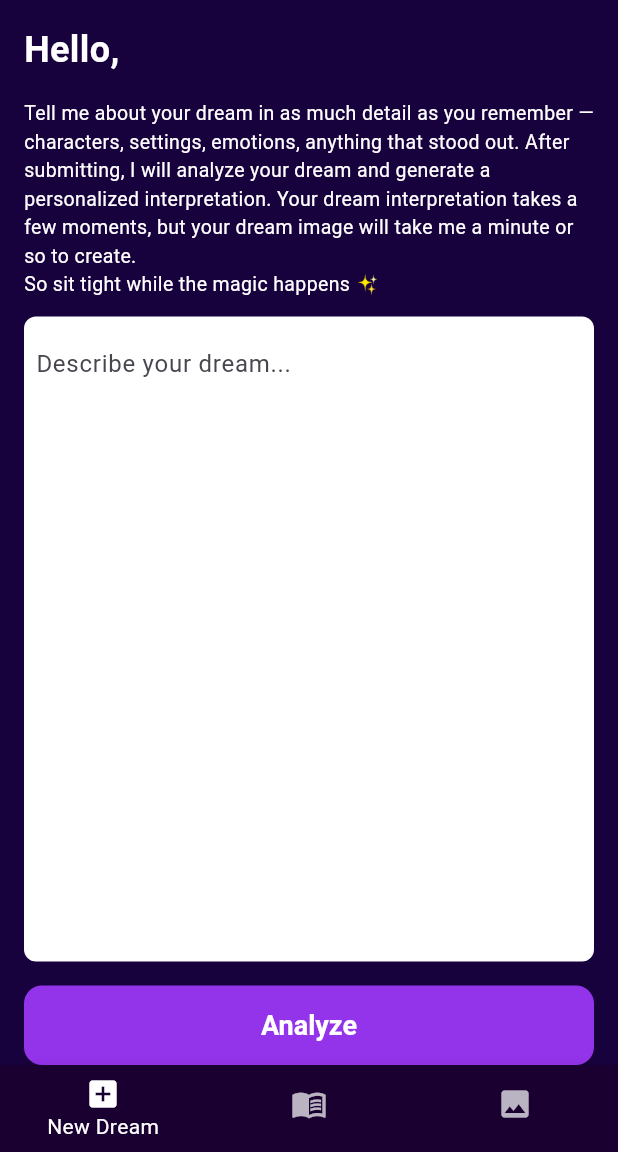
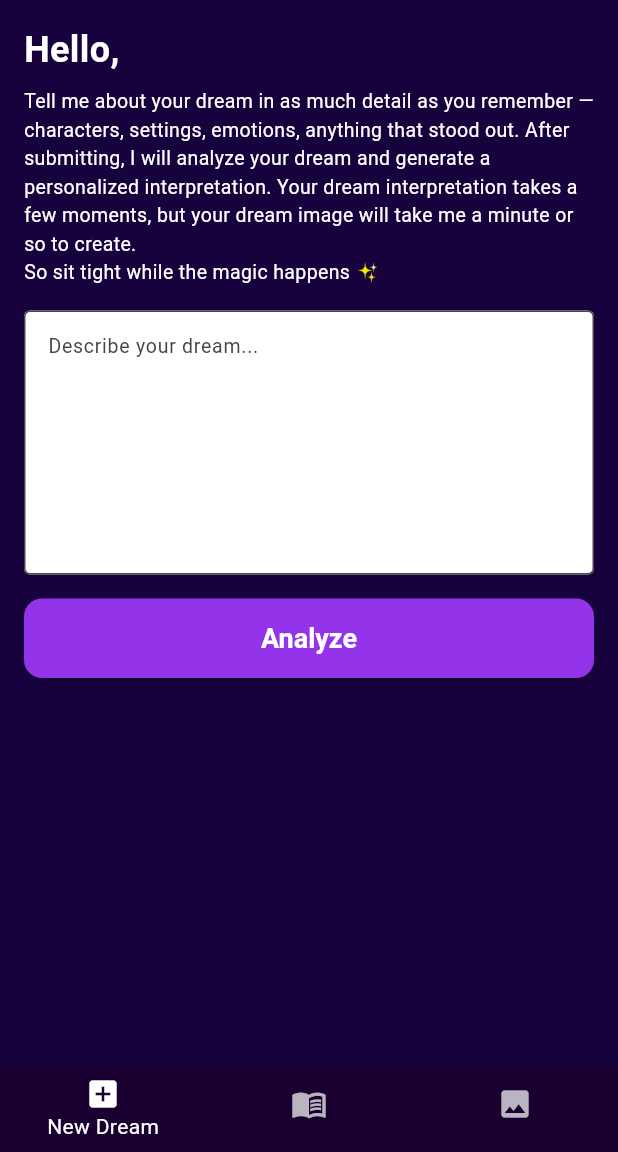
Before and after one commit to mikekuriger/dart-dreamr, a Flutter app: the MainScaffold screen opened directly, after a tap on "Analyze", on a phone screen of 412 x 824 dp, the part 84-1236 px from its top. Run offline on Flutter 3.47's test engine with Material 3 defaults, Android fonts, the phone set to English and light mode, and no system bars; our stand-ins replace cached_network_image, cookie_jar, dio, dio_cookie_manager, flutter_markdown, flutter_secure_storage and 6 more; accounts and stored records are empty; network calls fail.

Commit message:
some small fixes

```diff
--- a/dreamr/lib/screens/dashboard_screen.dart
+++ b/dreamr/lib/screens/dashboard_screen.dart
@@ -3,14 +3,19 @@ import 'package:flutter_markdown/flutter_markdown.dart';
 import 'package:shared_preferences/shared_preferences.dart';
 import 'package:just_audio/just_audio.dart';
 import 'package:cached_network_image/cached_network_image.dart';
-
 import 'package:dreamr/services/api_service.dart';
 import 'package:dreamr/constants.dart';
 import 'package:dreamr/theme/colors.dart';
 
 class DashboardScreen extends StatefulWidget {
   final ValueNotifier<int> refreshTrigger;
-  const DashboardScreen({super.key, required this.refreshTrigger});
+  final ValueChanged<bool>? onAnalyzingChange;
+
+  const DashboardScreen({
+    super.key,
+    required this.refreshTrigger,
+    this.onAnalyzingChange,
+  });
 
   @override
   State<DashboardScreen> createState() => _DashboardScreenState();
@@ -52,6 +57,12 @@ class _DashboardScreenState extends State<DashboardScreen> {
   }
 
   void _refreshFromTrigger() async {
+    // clear old results
+    setState(() {
+      _message = null;
+      _dreamImagePath = null;
+    });
+
     _loadUserName();
     final prefs = await SharedPreferences.getInstance();
     final savedText = prefs.getString('draft_text');
@@ -113,6 +124,8 @@ class _DashboardScreenState extends State<DashboardScreen> {
       _dreamImagePath = null;
     });
 
+    widget.onAnalyzingChange?.call(true); // 👈 disable/hide nav
+
     try {
       final result = await ApiService.submitDream(text);
       final analysis = result['analysis'] as String;
@@ -141,6 +154,7 @@ class _DashboardScreenState extends State<DashboardScreen> {
       setState(() {
         _loading = false;
       });
+      widget.onAnalyzingChange?.call(false); // 👈 re‑enable/show nav
     }
   }
 
@@ -153,22 +167,20 @@ class _DashboardScreenState extends State<DashboardScreen> {
       });
     } catch (_) {}
   }
-
   @override
   Widget build(BuildContext context) {
-    return GestureDetector(
-      behavior: HitTestBehavior.translucent,
+    return SafeArea(
+      child: GestureDetector(
         onTap: () => FocusScope.of(context).unfocus(),
         child: Scaffold(
           backgroundColor: AppColors.background,
-        body: SafeArea(
+          body: SingleChildScrollView(
+            padding: const EdgeInsets.all(16),
             child: Column(
               crossAxisAlignment: CrossAxisAlignment.start,
               children: [
                 // 👋 Greeting
-              Padding(
-                padding: const EdgeInsets.all(16),
-                child: Text(
+                Text(
                   "Hello, ${_userName ?? ""}",
                   style: const TextStyle(
                     fontSize: 24,
@@ -176,72 +188,61 @@ class _DashboardScreenState extends State<DashboardScreen> {
                     color: Colors.white,
                   ),
                 ),
-              ),
-              const Padding(
-                padding: EdgeInsets.symmetric(horizontal: 16),
-                child: Text(
+                const SizedBox(height: 8),
+
+                // 📜 Intro
+                const Text(
                   "Tell me about your dream in as much detail as you remember — characters, settings, emotions, anything that stood out. "
                   "After submitting, I will analyze your dream and generate a personalized interpretation. "
                   "Your dream interpretation takes a few moments, but your dream image will take me a minute or so to create.\n"
                   "So sit tight while the magic happens ✨",
                   style: TextStyle(fontSize: 13, color: Colors.white),
                 ),
-              ),
-              const SizedBox(height: 12),
+                const SizedBox(height: 16),
 
-              // ✏️ Entry area
-              Expanded(
-                child: Padding(
-                  padding: const EdgeInsets.symmetric(horizontal: 16),
-                  child: Container(
-                    padding: const EdgeInsets.all(8),
-                    decoration: BoxDecoration(
-                      color: Colors.white,
-                      borderRadius: BorderRadius.circular(8),
-                    ),
-                    child: Scrollbar(
-                      child: SingleChildScrollView(
-                        child: TextField(
+                // ✏️ Dream entry (locked while analyzing)
+                TextField(
+                  enabled: !_loading && !_imageGenerating, // ✅ disable typing while analyzing
                   controller: _controller,
                   keyboardType: TextInputType.multiline,
+                  minLines: 9,
                   maxLines: null,
-                          style: const TextStyle(color: Colors.black),
+                  style: const TextStyle(
+                    color: Colors.black,
+                    fontSize: 13,
+                    fontWeight: FontWeight.w400,
+                    height: 1.2,
+                  ),
                   decoration: const InputDecoration(
                     hintText: "Describe your dream...",
-                            border: InputBorder.none,
+                    filled: true,
+                    fillColor: Colors.white,
+                    border: OutlineInputBorder(),
                   ),
                 ),
-                      ),
-                    ),
-                  ),
-                ),
-              ),
-
                 const SizedBox(height: 16),
 
                 // 🔮 Analyze button
-              Padding(
-                padding: const EdgeInsets.symmetric(horizontal: 16),
-                child: SizedBox(
+                SizedBox(
                   width: double.infinity,
                   child: ElevatedButton(
                     style: ElevatedButton.styleFrom(
                       backgroundColor: AppColors.purple600,
                       foregroundColor: Colors.white,
+                      disabledBackgroundColor: AppColors.purple600.withValues(alpha: 0.5),
+                      disabledForegroundColor: Colors.white.withValues(alpha: 0.7),
                       padding: const EdgeInsets.symmetric(vertical: 16),
-                      textStyle: const TextStyle(
-                        fontSize: 18,
-                        fontWeight: FontWeight.bold,
-                      ),
+                      textStyle: const TextStyle(fontSize: 18, fontWeight: FontWeight.bold),
                       shape: RoundedRectangleBorder(
                         borderRadius: BorderRadius.circular(12),
                       ),
+                      overlayColor: Colors.white.withValues(alpha: 0.1),
                     ),
                     onPressed: (_loading || _imageGenerating) ? null : _submitDream,
                     child: Row(
                       mainAxisAlignment: MainAxisAlignment.center,
                       children: [
-                        if (_loading && !_imageGenerating)
+                        if (_loading || _imageGenerating)
                           const SizedBox(
                             width: 18,
                             height: 18,
@@ -250,7 +251,8 @@ class _DashboardScreenState extends State<DashboardScreen> {
                               color: Colors.white,
                             ),
                           ),
-                        if (_loading && !_imageGenerating) const SizedBox(width: 8),
+                        if (_loading || _imageGenerating)
+                          const SizedBox(width: 8),
                         Text(
                           _imageGenerating
                               ? "Generating Image"
@@ -262,14 +264,11 @@ class _DashboardScreenState extends State<DashboardScreen> {
                     ),
                   ),
                 ),
-              ),
 
-              // 🖼️ Results area
+                // 🖼️ Results
                 if (_message != null)
-                Expanded(
-                  child: SingleChildScrollView(
-                    padding: const EdgeInsets.all(16),
-                    child: Container(
+                  Container(
+                    margin: const EdgeInsets.only(top: 12),
                     padding: const EdgeInsets.all(12),
                     decoration: BoxDecoration(
                       color: Colors.purple.shade50,
@@ -312,9 +311,8 @@ class _DashboardScreenState extends State<DashboardScreen> {
                       ],
                     ),
                   ),
+              ],
             ),
-                ),
-            ],
           ),
         ),
       ),
--- a/dreamr/lib/widgets/main_scaffold.dart
+++ b/dreamr/lib/widgets/main_scaffold.dart
@@ -21,6 +21,7 @@ class MainScaffold extends StatefulWidget {
 class _MainScaffoldState extends State<MainScaffold> {
   late int _selectedIndex;
   late final List<Widget> _views;
+  bool _navEnabled = true;
 
   Widget _getTitleForIndex(int index) {
     String title;
@@ -76,7 +77,15 @@ class _MainScaffoldState extends State<MainScaffold> {
     super.initState();
     _selectedIndex = widget.initialIndex;
     _views = [
-      DashboardScreen(refreshTrigger: dreamEntryRefreshTrigger), // index 0
+      // DashboardScreen(refreshTrigger: dreamEntryRefreshTrigger), // index 0
+      DashboardScreen(
+        refreshTrigger: dreamEntryRefreshTrigger,
+        onAnalyzingChange: (bool analyzing) {
+          setState(() {
+            _navEnabled = !analyzing;
+          });
+        },
+      ),
       DreamJournalScreen(refreshTrigger: journalRefreshTrigger), // index 1
       DreamGalleryScreen(refreshTrigger: galleryRefreshTrigger), // index 2
       // HelpScreen(refreshTrigger: profileRefreshTrigger), // index 3
@@ -180,8 +189,8 @@ class _MainScaffoldState extends State<MainScaffold> {
         index: _selectedIndex,
         children: _views,
       ),
-      bottomNavigationBar: _selectedIndex == 4
-        ? null // ✅ hide nav on profile page
+      bottomNavigationBar: (_selectedIndex == 4 || !_navEnabled)
+    ? null // hide nav on profile page OR when analyzing
     : BottomNavigationBar(
         currentIndex: (_selectedIndex == 3) ? 1 : _selectedIndex.clamp(0, 2),
         onTap: _onBottomNavTapped,
@@ -206,35 +215,6 @@ class _MainScaffoldState extends State<MainScaffold> {
           ),
         ],
       ),
-      // bottomNavigationBar: BottomNavigationBar(
-      //   currentIndex: _selectedIndex > 2 ? 1 : _selectedIndex,
-      //   // currentIndex: (_selectedIndex == 3) ? 1 : _selectedIndex.clamp(0, 2),
-      //   onTap: _onBottomNavTapped,
-      //   selectedItemColor: Colors.white,
-      //   unselectedItemColor: Colors.white70,
-      //   backgroundColor: AppColors.purple950, // 👈 match AppBar
-      //   type: BottomNavigationBarType.fixed, // 👈 important to keep background color
-      //   showUnselectedLabels: false, // 👈 hide labels for unselected
-      //   showSelectedLabels: true,    // 👈 only show selected label
-      //   items: const [
-      //     BottomNavigationBarItem(
-      //       icon: Icon(Icons.add_box),
-      //       label: 'New Dream',
-      //     ),
-      //     BottomNavigationBarItem(
-      //       icon: Icon(Icons.menu_book),
-      //       label: 'Journal',
-      //     ),
-      //     BottomNavigationBarItem(
-      //       icon: Icon(Icons.photo),
-      //       label: 'Gallery',
-      //     ),
-      //     // BottomNavigationBarItem(
-      //     //   icon: Icon(Icons.help),
-      //     //   label: 'Help',
-      //     // ),
-      //   ],
-      // ),
     );
   }
 }
```
Also changed, not shown: 1 other file. Lines whose indentation alone changed are shown as unchanged.
